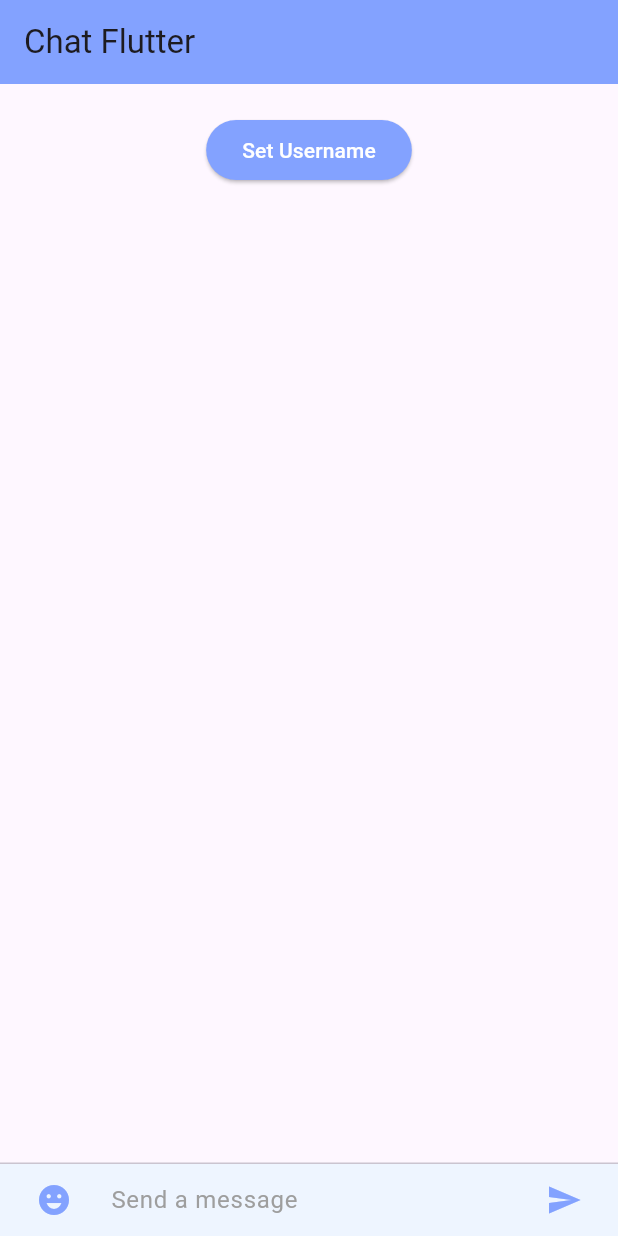
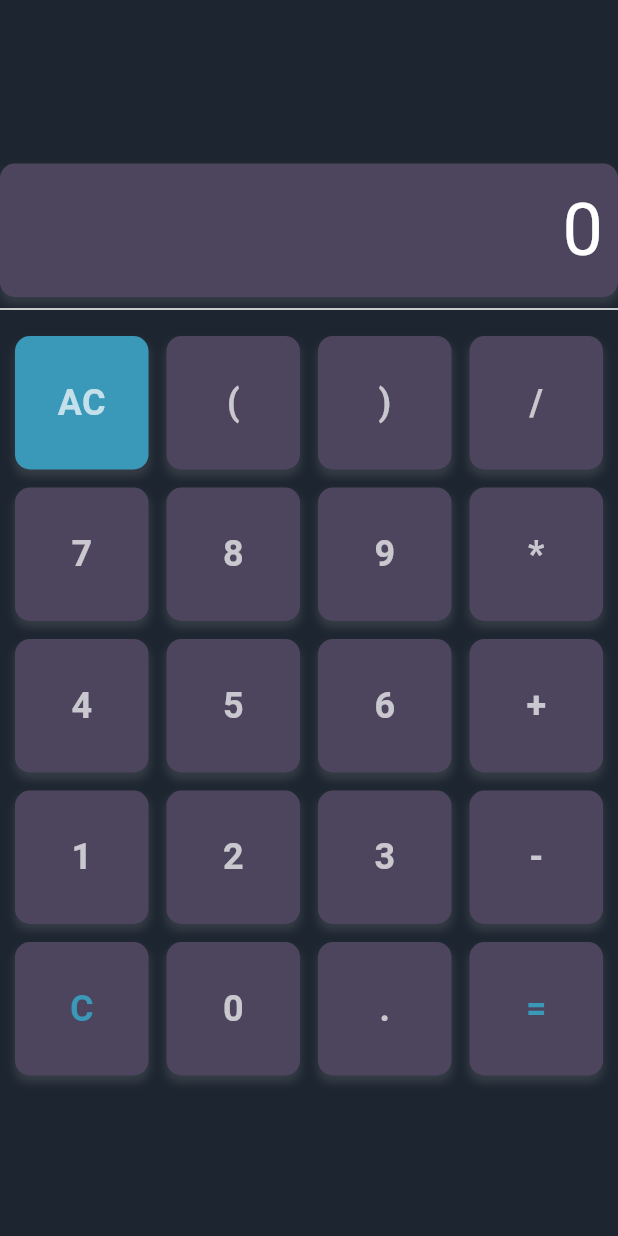
Before and after one commit to Thecaracter/flutter_and_node_chat, a Flutter app: the screen it shows after launch, on a phone screen of 412 x 824 dp. Run offline on Flutter 3.47's test engine with Material 3 defaults, Android fonts, the phone set to English and light mode, and no system bars; our stand-ins replace emoji_picker_flutter, math_expressions, socket_io_client.

Commit message:
menambahkan interface calculator

```diff
--- /dev/null
+++ b/flutter_chat/lib/calculator.dart
@@ -0,0 +1,240 @@
+import 'dart:math';
+
+import 'package:flutter/cupertino.dart';
+import 'package:flutter/material.dart';
+import 'package:math_expressions/math_expressions.dart';
+
+class Calculator extends StatefulWidget {
+  const Calculator({Key? key}) : super(key: key);
+
+  @override
+  _CalculatorState createState() => _CalculatorState();
+}
+
+class _CalculatorState extends State<Calculator> {
+  String userInput = '';
+  String result = '0';
+  String lastOperator = '';
+  bool hasResult = false;
+  List<String> buttonList = [
+    "AC",
+    "(",
+    ")",
+    "/",
+    "7",
+    "8",
+    "9",
+    "*",
+    "4",
+    "5",
+    "6",
+    "+",
+    "1",
+    "2",
+    "3",
+    "-",
+    "C",
+    "0",
+    ".",
+    "="
+  ];
+
+  @override
+  Widget build(BuildContext context) {
+    return Scaffold(
+      backgroundColor: Color(0xFF1d2530),
+      body: Column(
+        children: [
+          Expanded(
+            child: SingleChildScrollView(
+              child: Column(
+                mainAxisAlignment: MainAxisAlignment.end,
+                children: [
+                  Container(
+                    padding: EdgeInsets.all(20),
+                    alignment: Alignment.centerRight,
+                    child: Text(
+                      userInput,
+                      style: TextStyle(
+                        fontSize: 48,
+                        color: Colors.white,
+                      ),
+                    ),
+                  ),
+                  Container(
+                    padding: EdgeInsets.all(10),
+                    alignment: Alignment.centerRight,
+                    decoration: BoxDecoration(
+                      color: Color(0xff4D455D),
+                      borderRadius: BorderRadius.circular(10),
+                      boxShadow: [
+                        BoxShadow(
+                          color: Colors.white.withOpacity(0.1),
+                          blurRadius: 4,
+                          spreadRadius: 0.5,
+                          offset: Offset(0, 4),
+                        )
+                      ],
+                    ),
+                    child: Text(
+                      result,
+                      style: TextStyle(
+                        fontSize: 48,
+                        color: Colors.white,
+                      ),
+                    ),
+                  ),
+                  Divider(
+                    color: Colors.white,
+                  ),
+                  Container(
+                    padding: EdgeInsets.all(10),
+                    child: GridView.builder(
+                      shrinkWrap: true,
+                      itemCount: buttonList.length,
+                      gridDelegate: SliverGridDelegateWithFixedCrossAxisCount(
+                        crossAxisCount: 4,
+                        crossAxisSpacing: 12,
+                        mainAxisSpacing: 12,
+                      ),
+                      itemBuilder: (BuildContext context, int index) {
+                        return CustomButton(buttonList[index]);
+                      },
+                    ),
+                  ),
+                ],
+              ),
+            ),
+          ),
+        ],
+      ),
+    );
+  }
+
+  Widget CustomButton(String buttonText) {
+    return InkWell(
+      splashColor: Color(0xFF1d2530),
+      onTap: () {
+        setState(() {
+          handleButton(buttonText);
+        });
+      },
+      child: Ink(
+        decoration: BoxDecoration(
+          color: getbgColor(buttonText),
+          borderRadius: BorderRadius.circular(10),
+          boxShadow: [
+            BoxShadow(
+              color: Colors.white.withOpacity(0.1),
+              blurRadius: 4,
+              spreadRadius: 0.5,
+              offset: Offset(0, 4),
+            )
+          ],
+        ),
+        child: Column(
+          mainAxisAlignment: MainAxisAlignment.center,
+          children: [
+            Center(
+              child: Text(
+                buttonText,
+                style: TextStyle(
+                    fontSize: 24,
+                    color: getColor(buttonText),
+                    fontWeight: FontWeight.bold),
+              ),
+            ),
+          ],
+        ),
+      ),
+    );
+  }
+
+  void handleButton(String buttonText) {
+    if (buttonText == "AC") {
+      userInput = '';
+      result = '0';
+      lastOperator = '';
+      return;
+    } else if (buttonText == "C") {
+      if (userInput.isNotEmpty) {
+        String lastChar = userInput.substring(userInput.length - 1);
+        if (lastChar == "+" ||
+            lastChar == "-" ||
+            lastChar == "*" ||
+            lastChar == "/") {
+          lastOperator = '';
+        }
+        userInput = userInput.substring(0, userInput.length - 1);
+      }
+    } else if (buttonText == "=") {
+      result = calculate();
+      userInput = result;
+      if (userInput.endsWith(".0")) {
+        userInput = userInput.replaceAll(".0", "");
+      }
+      if (result.endsWith(".0")) {
+        result = result.replaceAll(".0", "");
+      }
+      lastOperator = '';
+    } else if (buttonText == "+" ||
+        buttonText == "-" ||
+        buttonText == "*" ||
+        buttonText == "/") {
+      if (lastOperator.isNotEmpty) {
+        String lastChar = userInput.substring(userInput.length - 1);
+        if (lastChar == "+" ||
+            lastChar == "-" ||
+            lastChar == "*" ||
+            lastChar == "/") {
+          lastOperator = buttonText;
+          userInput = userInput.substring(0, userInput.length - 1) + buttonText;
+          return;
+        }
+      }
+      userInput += buttonText;
+      lastOperator = buttonText;
+    } else {
+      userInput += buttonText;
+      lastOperator = '';
+    }
+  }
+
+  String calculate() {
+    try {
+      var exp = Parser().parse(userInput);
+      var evaluate = exp.evaluate(EvaluationType.REAL, ContextModel());
+      var result = evaluate.toString();
+      if (result.contains(".") && result.length > 10) {
+        var parts = result.split(".");
+        var base = double.parse(parts[0]);
+        var exponent = int.parse(parts[1]);
+        var powResult = pow(10, exponent - parts[1].length);
+        result =
+            (base / powResult).toString() + "e" + parts[1].length.toString();
+      }
+      if (result.endsWith(".0")) {
+        result = result.substring(0, result.length - 2);
+      }
+      return result;
+    } catch (e) {
+      return "error";
+    }
+  }
+
+  getColor(String buttonText) {
+    if (buttonText == "C" || buttonText == "=") {
+      return Color(0xFF3A98B9);
+    } else {
+      return Colors.white.withOpacity(0.7);
+    }
+  }
+
+  getbgColor(String buttonText) {
+    if (buttonText == "AC") {
+      return Color(0xFF3A98B9);
+    } else {
+      return Color(0xff4D455D);
+    }
+  }
+}
--- a/flutter_chat/lib/main.dart
+++ b/flutter_chat/lib/main.dart
@@ -1,4 +1,5 @@
 import 'package:flutter/material.dart';
+import 'package:flutter_chat/calculator.dart';
 import 'chat.dart';
 
 void main() {
@@ -12,7 +13,7 @@ class MyApp extends StatelessWidget {
       theme: ThemeData(
         primarySwatch: Colors.blue,
       ),
-      home: ChatScreen(),
+      home: Calculator(),
       debugShowCheckedModeBanner: false,
     );
   }
--- a/flutter_chat/pubspec.yaml
+++ b/flutter_chat/pubspec.yaml
@@ -37,6 +37,7 @@ dependencies:
   cupertino_icons: ^1.0.2
   socket_io_client: ^2.0.3+1
   emoji_picker_flutter: ^1.6.3
+  math_expressions: ^2.4.0
 
 dev_dependencies:
   flutter_test:
```
Also changed, not shown: flutter_chat/pubspec.lock.
